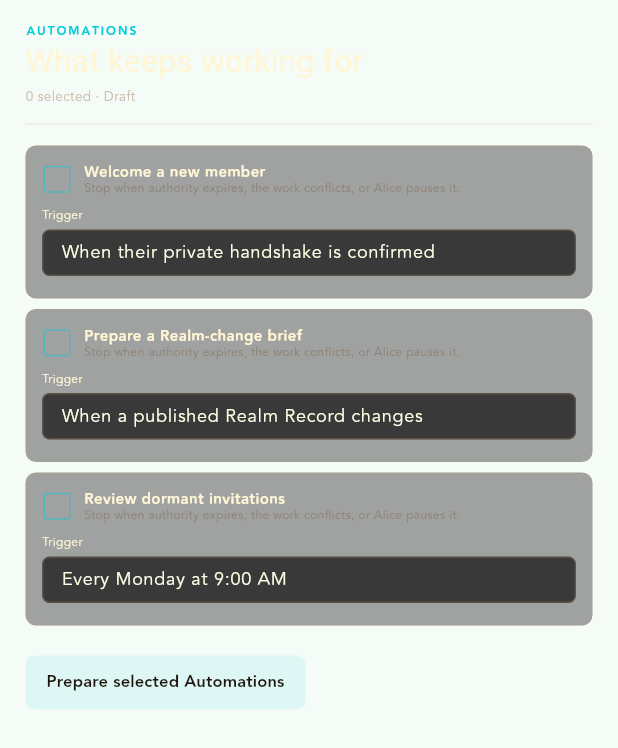
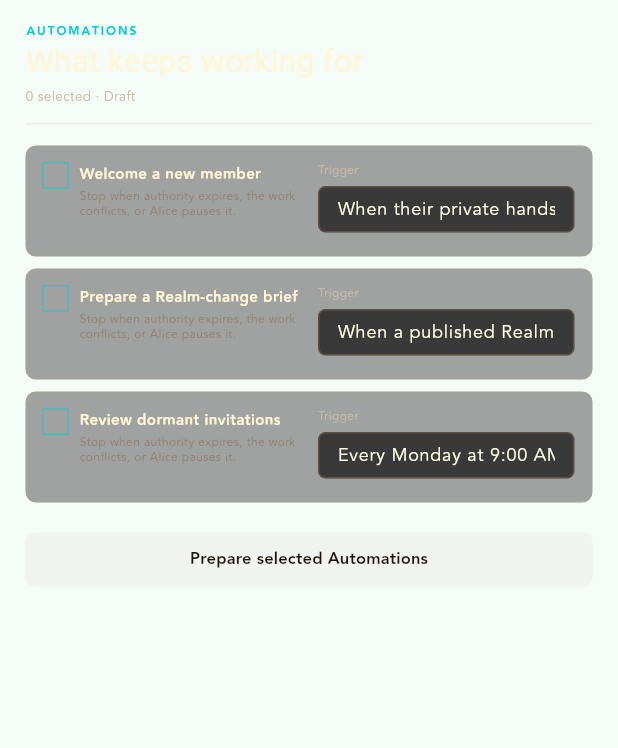
Before and after one commit to mmosh-pit/kiduna-mobile, a Flutter app: the AutomationsPanel widget shown alone on an empty page, opened directly with empty values, on a phone screen of 412 x 824 dp. Shown: the top 748 px of the screen. Run offline on Flutter 3.47's test engine with Material 3 defaults, Android fonts, the phone set to English and light mode, and no system bars; our stand-ins replace dio, flutter_dotenv, flutter_riverpod, flutter_secure_storage, flutter_svg, go_router; missing offline and left inert: flame; accounts and stored records are empty; generated files the repository leaves out were written again; Roboto replaces fonts that are missing (GoudyHeavyface); project files that could hold a hidden picture were left out.

Commit message:
feat(capacity): fix connections, automations, and skills panel layouts

```diff
--- a/lib/features/field/widgets/automations_panel.dart
+++ b/lib/features/field/widgets/automations_panel.dart
@@ -70,15 +70,12 @@ class _AutomationsPanelState extends State<AutomationsPanel> {
                 }
               }),
             ),
-            const SizedBox(height: 7),
+            const SizedBox(height: 8),
           ],
-          const SizedBox(height: 7),
-          Align(
-            alignment: Alignment.centerLeft,
-            child: FieldPrimaryButton(
+          const SizedBox(height: 6),
+          FieldPrimaryButton(
               label: l10n.prepareSelectedAutomations,
               onPressed: _selected.isNotEmpty ? () {} : null,
-            ),
             ),
         ],
       ),
@@ -105,25 +102,31 @@ class _AutomationRow extends StatelessWidget {
     final colors = context.kiduna;
     final text = context.kidunaText;
     return Container(
-      padding: const EdgeInsets.all(10),
+      padding: const EdgeInsets.all(11),
       decoration: BoxDecoration(
         color: const Color.fromRGBO(6, 3, 4, 0.36),
         border: Border.all(color: colors.camel.withValues(alpha: 0.14)),
         borderRadius: BorderRadius.circular(7),
       ),
-      child: Column(
+      child: Row(
         crossAxisAlignment: CrossAxisAlignment.start,
         children: [
-          Row(
+          Expanded(
+            child: Row(
+              crossAxisAlignment: CrossAxisAlignment.start,
               children: [
                 SizedBox(
-                width: 20,
-                height: 20,
+                  width: 16,
+                  height: 16,
                   child: Checkbox(
                     value: selected,
                     onChanged: (v) => onToggle(v ?? false),
                     activeColor: colors.sky,
-                  side: BorderSide(color: colors.sky.withValues(alpha: 0.5)),
+                    side: BorderSide(
+                      color: colors.sky.withValues(alpha: 0.5),
+                    ),
+                    materialTapTargetSize: MaterialTapTargetSize.shrinkWrap,
+                    visualDensity: VisualDensity.compact,
                   ),
                 ),
                 const SizedBox(width: 8),
@@ -138,6 +141,7 @@ class _AutomationRow extends StatelessWidget {
                           fontWeight: FontWeight.w700,
                         ),
                       ),
+                      const SizedBox(height: 4),
                       Text(
                         l10n.stopWhenAuthorityExpires,
                         style: text.micro.copyWith(color: colors.quiet),
@@ -147,12 +151,23 @@ class _AutomationRow extends StatelessWidget {
                 ),
               ],
             ),
-          const SizedBox(height: 8),
-          Text(l10n.trigger, style: text.micro.copyWith(color: colors.cream)),
-          const SizedBox(height: 4),
+          ),
+          const SizedBox(width: 12),
+          Expanded(
+            child: Column(
+              crossAxisAlignment: CrossAxisAlignment.start,
+              children: [
+                Text(
+                  l10n.trigger,
+                  style: text.micro.copyWith(color: colors.muted),
+                ),
+                const SizedBox(height: 5),
                 TextField(
                   controller: triggerController,
-            style: text.caption.copyWith(color: colors.text, height: 1.4),
+                  style: text.caption.copyWith(
+                    color: colors.text,
+                    height: 1.4,
+                  ),
                   decoration: InputDecoration(
                     isDense: true,
                     filled: true,
@@ -182,6 +197,9 @@ class _AutomationRow extends StatelessWidget {
                 ),
               ],
             ),
+          ),
+        ],
+      ),
     );
   }
 }
--- a/lib/features/field/widgets/field_inputs.dart
+++ b/lib/features/field/widgets/field_inputs.dart
@@ -207,7 +207,8 @@ class FieldPrimaryButton extends StatelessWidget {
         padding: const EdgeInsets.symmetric(horizontal: 14),
         backgroundColor: colors.sky,
         foregroundColor: colors.skyButtonInk,
-        disabledBackgroundColor: colors.sky.withValues(alpha: 0.09),
+        disabledBackgroundColor: const Color.fromRGBO(203, 188, 172, 0.12),
+        disabledForegroundColor: colors.quiet,
         elevation: 0,
         shape: RoundedRectangleBorder(
           borderRadius: BorderRadius.circular(context.metrics.radiusMd),
```
Also changed, not shown: lib/features/field/widgets/connections_panel.dart (+6 -4 lines), lib/features/field/widgets/present_panel.dart (+19 -8 lines), lib/features/field/widgets/realm_constellation.dart (+8 -0 lines), lib/features/field/widgets/realm_panel.dart (+14 -7 lines), lib/features/field/widgets/skills_panel.dart (+40 -13 lines). Lines whose indentation alone changed are shown as unchanged.
